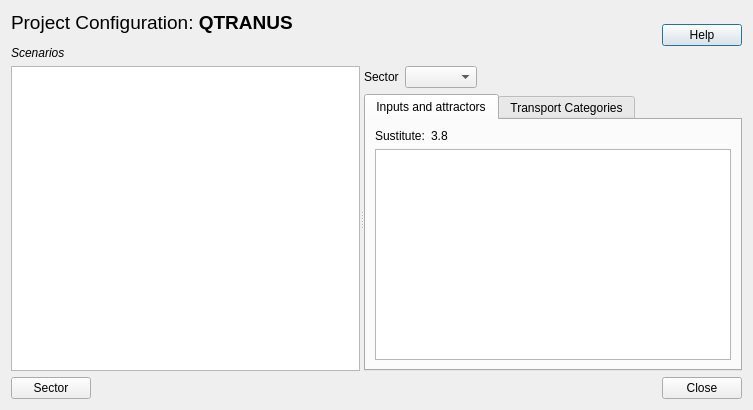
Above: intersectors.ui from TomasdelaBarra/QTRANUS before the change. Below: the same form after it.
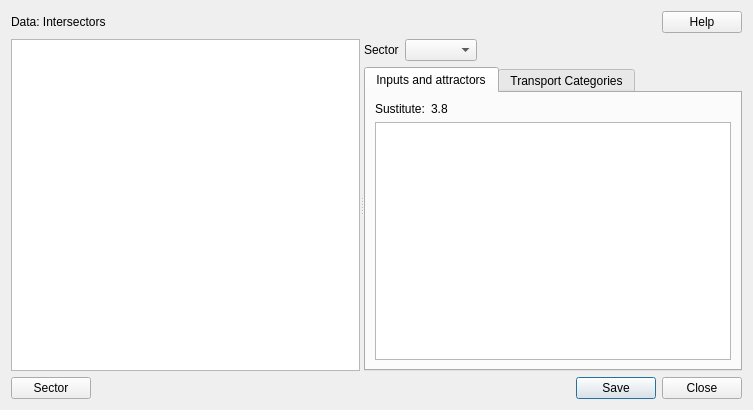
That is the form after the change.

Commit message: Data Section Change

The edit to the form file:
```diff
--- a/intersectors.ui
+++ b/intersectors.ui
@@ -21,7 +21,7 @@
        <item>
         <widget class="QLabel" name="label_title">
          <property name="text">
-          <string>&lt;html&gt;&lt;head/&gt;&lt;body&gt;&lt;p&gt;&lt;span style=&quot; font-size:14pt;&quot;&gt;Project Configuration: &lt;/span&gt;&lt;span style=&quot; font-size:14pt; font-weight:600;&quot;&gt;QTRANUS&lt;/span&gt;&lt;/p&gt;&lt;p&gt;&lt;span style=&quot; font-style:italic;&quot;&gt;Scenarios&lt;/span&gt;&lt;/p&gt;&lt;/body&gt;&lt;/html&gt;</string>
+          <string>&lt;html&gt;&lt;head/&gt;&lt;body&gt;&lt;p&gt;&lt;span style=&quot; font-size:14pt;&quot;&gt;Data: &lt;/span&gt;&lt;span style=&quot; font-size:14pt; font-weight:600;&quot;&gt;Intersectors&lt;/span&gt;&lt;/p&gt;&lt;p&gt;&lt;span style=&quot; font-style:italic;&quot;&gt;&lt;/span&gt;&lt;/p&gt;&lt;/body&gt;&lt;/html&gt;</string>
          </property>
         </widget>
        </item>
@@ -123,7 +123,7 @@
                 </layout>
                </item>
                <item>
-                <widget class="QTableView" name="tableView"/>
+                <widget class="QTableWidget" name="intersectors_table"/>
                </item>
               </layout>
              </item>
@@ -173,17 +173,8 @@
        </item>
        <item>
         <widget class="QDialogButtonBox" name="buttonBox">
-         <property name="sizePolicy">
-          <sizepolicy hsizetype="Maximum" vsizetype="Fixed">
-           <horstretch>0</horstretch>
-           <verstretch>0</verstretch>
-          </sizepolicy>
-         </property>
-         <property name="orientation">
-          <enum>Qt::Horizontal</enum>
-         </property>
          <property name="standardButtons">
-          <set>QDialogButtonBox::Close</set>
+          <set>QDialogButtonBox::Close|QDialogButtonBox::Save</set>
          </property>
         </widget>
        </item>
```
Left out of the diff: 27 changed lines with no effect on the pictures. The commit also changes 852 other files.
